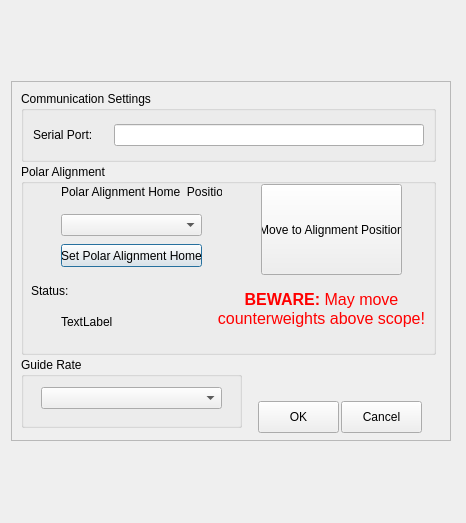
Qt form distribution/Skywatcher.ui (rpineau/SkyWatcher) before a commit.
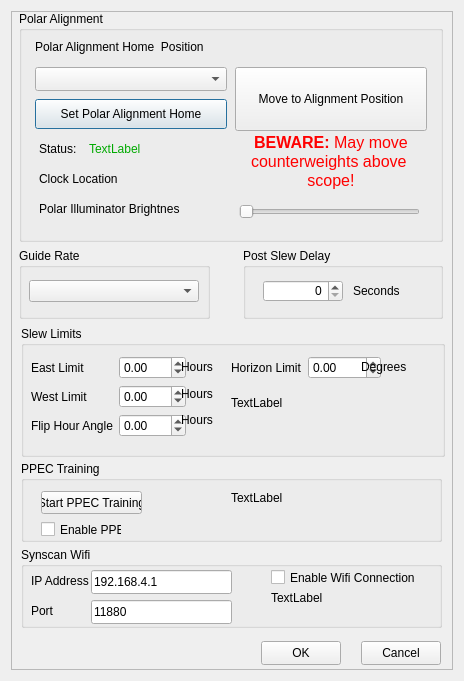
The same form after that commit. Custom widgets are drawn as their Qt base class.

The edit to the form file:
```diff
--- a/distribution/Skywatcher.ui
+++ b/distribution/Skywatcher.ui
@@ -2,19 +2,28 @@
 <ui version="4.0">
  <class>X2Mount</class>
  <widget class="QDialog" name="X2Mount">
+  <property name="enabled">
+   <bool>true</bool>
+  </property>
   <property name="geometry">
    <rect>
     <x>0</x>
     <y>0</y>
-    <width>466</width>
-    <height>523</height>
+    <width>464</width>
+    <height>681</height>
    </rect>
   </property>
-  <property name="sizePolicy">
-   <sizepolicy hsizetype="Fixed" vsizetype="Fixed">
-    <horstretch>0</horstretch>
-    <verstretch>0</verstretch>
-   </sizepolicy>
+  <property name="minimumSize">
+   <size>
+    <width>464</width>
+    <height>681</height>
+   </size>
+  </property>
+  <property name="maximumSize">
+   <size>
+    <width>464</width>
+    <height>681</height>
+   </size>
   </property>
   <property name="windowTitle">
    <string>Setup Skywatcher</string>
@@ -22,25 +31,22 @@
   <layout class="QVBoxLayout" name="verticalLayout_6">
    <item>
     <widget class="X2Form" name="X2Form">
-     <property name="enabled">
-      <bool>true</bool>
-     </property>
-     <property name="sizePolicy">
-      <sizepolicy hsizetype="Fixed" vsizetype="Fixed">
-       <horstretch>0</horstretch>
-       <verstretch>0</verstretch>
-      </sizepolicy>
-     </property>
      <property name="minimumSize">
       <size>
-       <width>440</width>
-       <height>360</height>
+       <width>1</width>
+       <height>1</height>
       </size>
      </property>
      <property name="maximumSize">
       <size>
-       <width>426</width>
-       <height>360</height>
+       <width>99999</width>
+       <height>99999</height>
+      </size>
+     </property>
+     <property name="sizeIncrement">
+      <size>
+       <width>1</width>
+       <height>1</height>
       </size>
      </property>
      <property name="frameShape">
@@ -49,74 +55,6 @@
      <property name="frameShadow">
       <enum>QFrame::Raised</enum>
      </property>
-     <widget class="QGroupBox" name="groupBox">
-      <property name="geometry">
-       <rect>
-        <x>10</x>
-        <y>10</y>
-        <width>415</width>
-        <height>71</height>
-       </rect>
-      </property>
-      <property name="sizePolicy">
-       <sizepolicy hsizetype="Preferred" vsizetype="Fixed">
-        <horstretch>0</horstretch>
-        <verstretch>0</verstretch>
-       </sizepolicy>
-      </property>
-      <property name="title">
-       <string>Communication Settings</string>
-      </property>
-      <layout class="QHBoxLayout" name="horizontalLayout">
-       <item>
-        <widget class="QLabel" name="label_8">
-         <property name="sizePolicy">
-          <sizepolicy hsizetype="Minimum" vsizetype="Preferred">
-           <horstretch>0</horstretch>
-           <verstretch>0</verstretch>
-          </sizepolicy>
-         </property>
-         <property name="minimumSize">
-          <size>
-           <width>75</width>
-           <height>0</height>
-          </size>
-         </property>
-         <property name="maximumSize">
-          <size>
-           <width>25</width>
-           <height>16777215</height>
-          </size>
-         </property>
-         <property name="text">
-          <string>Serial Port:</string>
-         </property>
-        </widget>
-       </item>
-       <item>
-        <widget class="QLineEdit" name="lineEdit">
-         <property name="toolTip">
-          <string>&lt;!DOCTYPE HTML PUBLIC &quot;-//W3C//DTD HTML 4.0//EN&quot; &quot;http://www.w3.org/TR/REC-html40/strict.dtd&quot;&gt;
-&lt;html&gt;&lt;head&gt;&lt;meta name=&quot;qrichtext&quot; content=&quot;1&quot; /&gt;&lt;style type=&quot;text/css&quot;&gt;
-p, li { white-space: pre-wrap; }
-&lt;/style&gt;&lt;/head&gt;&lt;body style=&quot; font-family:'MS Shell Dlg 2'; font-size:8.25pt; font-weight:400; font-style:normal;&quot;&gt;
-&lt;p style=&quot; margin-top:0px; margin-bottom:0px; margin-left:0px; margin-right:0px; -qt-block-indent:0; text-indent:0px;&quot;&gt;&lt;span style=&quot; font-size:8pt;&quot;&gt;Enter the name of the port. On Windows, this will be a COM port e.g. COM3. You can use&lt;/span&gt;&lt;/p&gt;
-&lt;p style=&quot; margin-top:0px; margin-bottom:0px; margin-left:0px; margin-right:0px; -qt-block-indent:0; text-indent:0px;&quot;&gt;&lt;span style=&quot; font-size:8pt;&quot;&gt; e.g. a Software Bisque mount com port chooser to find this out if you don't know, or the &lt;/span&gt;&lt;/p&gt;
-&lt;p style=&quot; margin-top:0px; margin-bottom:0px; margin-left:0px; margin-right:0px; -qt-block-indent:0; text-indent:0px;&quot;&gt;&lt;span style=&quot; font-size:8pt;&quot;&gt;EQMOD ascom driver (likely to be a better choice than this simplified version).&lt;/span&gt;&lt;/p&gt;
-&lt;p style=&quot;-qt-paragraph-type:empty; margin-top:0px; margin-bottom:0px; margin-left:0px; margin-right:0px; -qt-block-indent:0; text-indent:0px; font-size:8pt;&quot;&gt;&lt;/p&gt;
-&lt;p style=&quot; margin-top:0px; margin-bottom:0px; margin-left:0px; margin-right:0px; -qt-block-indent:0; text-indent:0px;&quot;&gt;&lt;span style=&quot; font-size:8pt;&quot;&gt;On the PI, enter the name of the port e.g. /dev/ttyusb0.&lt;/span&gt;&lt;/p&gt;
-&lt;p style=&quot;-qt-paragraph-type:empty; margin-top:0px; margin-bottom:0px; margin-left:0px; margin-right:0px; -qt-block-indent:0; text-indent:0px; font-size:8pt;&quot;&gt;&lt;/p&gt;
-&lt;p style=&quot; margin-top:0px; margin-bottom:0px; margin-left:0px; margin-right:0px; -qt-block-indent:0; text-indent:0px;&quot;&gt;&lt;span style=&quot; font-size:8pt;&quot;&gt;It is straightforward to map the USB connection to a more user friendly name - try this site for instructions:&lt;/span&gt;&lt;/p&gt;
-&lt;p style=&quot;-qt-paragraph-type:empty; margin-top:0px; margin-bottom:0px; margin-left:0px; margin-right:0px; -qt-block-indent:0; text-indent:0px; font-size:8pt;&quot;&gt;&lt;/p&gt;
-&lt;p style=&quot; margin-top:0px; margin-bottom:0px; margin-left:0px; margin-right:0px; -qt-block-indent:0; text-indent:0px;&quot;&gt;&lt;span style=&quot; font-size:8pt;&quot;&gt;http://indilib.org/support/tutorials/157-persistent-serial-port-mapping.html&lt;/span&gt;&lt;/p&gt;&lt;/body&gt;&lt;/html&gt;</string>
-         </property>
-         <property name="text">
-          <string/>
-         </property>
-        </widget>
-       </item>
-      </layout>
-     </widget>
      <widget class="QWidget" name="widget_5" native="true">
       <property name="geometry">
        <rect>
@@ -137,16 +75,16 @@
      <widget class="QGroupBox" name="groupBox_4">
       <property name="geometry">
        <rect>
-        <x>10</x>
-        <y>83</y>
-        <width>415</width>
-        <height>191</height>
+        <x>8</x>
+        <y>0</y>
+        <width>424</width>
+        <height>231</height>
        </rect>
       </property>
       <property name="maximumSize">
        <size>
-        <width>415</width>
-        <height>16777215</height>
+        <width>9999</width>
+        <height>9999</height>
        </size>
       </property>
       <property name="title">
@@ -155,10 +93,10 @@
       <widget class="QPushButton" name="pushButton">
        <property name="geometry">
         <rect>
-         <x>40</x>
-         <y>80</y>
-         <width>141</width>
-         <height>23</height>
+         <x>16</x>
+         <y>88</y>
+         <width>192</width>
+         <height>30</height>
         </rect>
        </property>
        <property name="toolTip">
@@ -177,10 +115,10 @@
       <widget class="QPushButton" name="pushButton_2">
        <property name="geometry">
         <rect>
-         <x>240</x>
-         <y>20</y>
-         <width>141</width>
-         <height>91</height>
+         <x>216</x>
+         <y>56</y>
+         <width>192</width>
+         <height>64</height>
         </rect>
        </property>
        <property name="toolTip">
@@ -194,10 +132,10 @@
       <widget class="QComboBox" name="comboBox">
        <property name="geometry">
         <rect>
-         <x>40</x>
-         <y>50</y>
-         <width>141</width>
-         <height>22</height>
+         <x>16</x>
+         <y>56</y>
+         <width>192</width>
+         <height>24</height>
         </rect>
        </property>
        <property name="toolTip">
@@ -207,10 +145,10 @@
       <widget class="QLabel" name="label">
        <property name="geometry">
         <rect>
-         <x>40</x>
-         <y>20</y>
-         <width>161</width>
-         <height>16</height>
+         <x>16</x>
+         <y>24</y>
+         <width>216</width>
+         <height>24</height>
         </rect>
        </property>
        <property name="text">
@@ -220,28 +158,29 @@
       <widget class="QLabel" name="label_2">
        <property name="geometry">
         <rect>
-         <x>190</x>
+         <x>224</x>
          <y>120</y>
-         <width>221</width>
-         <height>51</height>
+         <width>176</width>
+         <height>61</height>
         </rect>
        </property>
        <property name="text">
         <string>&lt;!DOCTYPE HTML PUBLIC &quot;-//W3C//DTD HTML 4.0//EN&quot; &quot;http://www.w3.org/TR/REC-html40/strict.dtd&quot;&gt;
 &lt;html&gt;&lt;head&gt;&lt;meta name=&quot;qrichtext&quot; content=&quot;1&quot; /&gt;&lt;style type=&quot;text/css&quot;&gt;
 p, li { white-space: pre-wrap; }
-&lt;/style&gt;&lt;/head&gt;&lt;body style=&quot; font-family:'MS Shell Dlg 2'; font-size:8.25pt; font-weight:400; font-style:normal;&quot;&gt;
+&lt;/style&gt;&lt;/head&gt;&lt;body style=&quot; font-family:'MS Shell Dlg 2'; font-size:8pt; font-weight:400; font-style:normal;&quot;&gt;
 &lt;p align=&quot;center&quot; style=&quot; margin-top:0px; margin-bottom:0px; margin-left:0px; margin-right:0px; -qt-block-indent:0; text-indent:0px;&quot;&gt;&lt;span style=&quot; font-size:12pt; font-weight:600; color:#ff0000;&quot;&gt;BEWARE:&lt;/span&gt;&lt;span style=&quot; font-size:12pt; color:#ff0000;&quot;&gt; May move&lt;/span&gt;&lt;/p&gt;
-&lt;p align=&quot;center&quot; style=&quot; margin-top:0px; margin-bottom:0px; margin-left:0px; margin-right:0px; -qt-block-indent:0; text-indent:0px;&quot;&gt;&lt;span style=&quot; font-size:12pt; color:#ff0000;&quot;&gt;counterweights above scope!&lt;/span&gt;&lt;/p&gt;&lt;/body&gt;&lt;/html&gt;</string>
+&lt;p align=&quot;center&quot; style=&quot; margin-top:0px; margin-bottom:0px; margin-left:0px; margin-right:0px; -qt-block-indent:0; text-indent:0px;&quot;&gt;&lt;span style=&quot; font-size:12pt; color:#ff0000;&quot;&gt;counterweights above &lt;/span&gt;&lt;/p&gt;
+&lt;p align=&quot;center&quot; style=&quot; margin-top:0px; margin-bottom:0px; margin-left:0px; margin-right:0px; -qt-block-indent:0; text-indent:0px;&quot;&gt;&lt;span style=&quot; font-size:12pt; color:#ff0000;&quot;&gt;scope!&lt;/span&gt;&lt;/p&gt;&lt;/body&gt;&lt;/html&gt;</string>
        </property>
       </widget>
       <widget class="QLabel" name="label_3">
        <property name="geometry">
         <rect>
-         <x>10</x>
-         <y>120</y>
-         <width>47</width>
-         <height>13</height>
+         <x>20</x>
+         <y>130</y>
+         <width>48</width>
+         <height>16</height>
         </rect>
        </property>
        <property name="text">
@@ -251,24 +190,69 @@
       <widget class="QLabel" name="label_4">
        <property name="geometry">
         <rect>
-         <x>40</x>
-         <y>150</y>
+         <x>70</x>
+         <y>130</y>
+         <width>131</width>
+         <height>16</height>
+        </rect>
+       </property>
+       <property name="text">
+        <string>&lt;html&gt;&lt;head/&gt;&lt;body&gt;&lt;p&gt;&lt;span style=&quot; color:#00aa00;&quot;&gt;TextLabel&lt;/span&gt;&lt;/p&gt;&lt;/body&gt;&lt;/html&gt;</string>
+       </property>
+      </widget>
+      <widget class="QSlider" name="horizontalSlider">
+       <property name="geometry">
+        <rect>
+         <x>220</x>
+         <y>190</y>
+         <width>181</width>
+         <height>22</height>
+        </rect>
+       </property>
+       <property name="toolTip">
+        <string>Controls brightness of Polar Illuminator LED</string>
+       </property>
+       <property name="maximum">
+        <number>255</number>
+       </property>
+       <property name="orientation">
+        <enum>Qt::Orientation::Horizontal</enum>
+       </property>
+      </widget>
+      <widget class="QLabel" name="label_5">
+       <property name="geometry">
+        <rect>
+         <x>20</x>
+         <y>190</y>
          <width>141</width>
          <height>16</height>
         </rect>
        </property>
        <property name="text">
-        <string>TextLabel</string>
+        <string>Polar Illuminator Brightness</string>
+       </property>
+      </widget>
+      <widget class="QLabel" name="label_17">
+       <property name="geometry">
+        <rect>
+         <x>20</x>
+         <y>160</y>
+         <width>181</width>
+         <height>16</height>
+        </rect>
+       </property>
+       <property name="text">
+        <string>Clock Location</string>
        </property>
       </widget>
      </widget>
      <widget class="QPushButton" name="pushButtonOK">
       <property name="geometry">
        <rect>
-        <x>247</x>
-        <y>320</y>
-        <width>81</width>
-        <height>32</height>
+        <x>250</x>
+        <y>630</y>
+        <width>80</width>
+        <height>24</height>
        </rect>
       </property>
       <property name="text">
@@ -278,22 +262,294 @@
      <widget class="QPushButton" name="pushButtonCancel">
       <property name="geometry">
        <rect>
-        <x>330</x>
-        <y>320</y>
-        <width>81</width>
-        <height>32</height>
+        <x>350</x>
+        <y>630</y>
+        <width>80</width>
+        <height>24</height>
        </rect>
       </property>
       <property name="text">
        <string>Cancel</string>
       </property>
      </widget>
-     <widget class="QGroupBox" name="groupBox_2">
+     <widget class="QGroupBox" name="groupBox_5">
       <property name="geometry">
        <rect>
         <x>10</x>
-        <y>276</y>
-        <width>221</width>
+        <y>315</y>
+        <width>424</width>
+        <height>131</height>
+       </rect>
+      </property>
+      <property name="maximumSize">
+       <size>
+        <width>9999</width>
+        <height>9999</height>
+       </size>
+      </property>
+      <property name="title">
+       <string>Slew Limits</string>
+      </property>
+      <widget class="QWidget" name="formLayoutWidget">
+       <property name="geometry">
+        <rect>
+         <x>10</x>
+         <y>30</y>
+         <width>155</width>
+         <height>93</height>
+        </rect>
+       </property>
+       <layout class="QFormLayout" name="formLayout">
+        <item row="0" column="0">
+         <widget class="QLabel" name="label_7">
+          <property name="toolTip">
+           <string>&lt;html&gt;&lt;head/&gt;&lt;body&gt;&lt;p&gt;Sets limit of mount slewing when the OTA is east of the meridian. If negative, indicates that the mount can go slightly into the weights up position.&lt;/p&gt;&lt;p&gt;&lt;br/&gt;&lt;/p&gt;&lt;/body&gt;&lt;/html&gt;</string>
+          </property>
+          <property name="text">
+           <string>East Limit</string>
+          </property>
+         </widget>
+        </item>
+        <item row="0" column="1">
+         <widget class="QDoubleSpinBox" name="doubleSpinBox">
+          <property name="toolTip">
+           <string>&lt;html&gt;&lt;head/&gt;&lt;body&gt;&lt;p&gt;Sets limit of mount slewing when the OTA is east of the meridian. If negative, indicates that the mount can go slightly into the weights up position.&lt;/p&gt;&lt;p&gt;&lt;br/&gt;&lt;/p&gt;&lt;/body&gt;&lt;/html&gt;</string>
+          </property>
+          <property name="minimum">
+           <double>-2.000000000000000</double>
+          </property>
+          <property name="maximum">
+           <double>2.000000000000000</double>
+          </property>
+          <property name="singleStep">
+           <double>0.100000000000000</double>
+          </property>
+         </widget>
+        </item>
+        <item row="1" column="0">
+         <widget class="QLabel" name="label_6">
+          <property name="toolTip">
+           <string>&lt;html&gt;&lt;head/&gt;&lt;body&gt;&lt;p&gt;Sets limit of mount slewing when the OTA is west of the meridian - how far can the mount track beyond the merdian. If positive, indicates that the mount can go slightly into the weights up position. The West Limit must be greater than or equal to the East Limit.&lt;/p&gt;&lt;p&gt;&lt;br/&gt;&lt;/p&gt;&lt;/body&gt;&lt;/html&gt;</string>
+          </property>
+          <property name="text">
+           <string>West Limit</string>
+          </property>
+         </widget>
+        </item>
+        <item row="1" column="1">
+         <widget class="QDoubleSpinBox" name="doubleSpinBox_2">
+          <property name="toolTip">
+           <string>&lt;html&gt;&lt;head/&gt;&lt;body&gt;&lt;p&gt;Sets limit of mount slewing when the OTA is west of the meridian - how far can the mount track beyond the merdian. If positive, indicates that the mount can go slightly into the weights up position. The West Limit must be greater than or equal to the East Limit.&lt;/p&gt;&lt;/body&gt;&lt;/html&gt;</string>
+          </property>
+          <property name="minimum">
+           <double>-2.000000000000000</double>
+          </property>
+          <property name="maximum">
+           <double>2.000000000000000</double>
+          </property>
+          <property name="singleStep">
+           <double>0.100000000000000</double>
+          </property>
+         </widget>
+        </item>
+        <item row="2" column="0">
+         <widget class="QLabel" name="label_8">
+          <property name="toolTip">
+           <string>&lt;html&gt;&lt;head/&gt;&lt;body&gt;&lt;p&gt;When does the mount peform a flip if asked to slew near the merdian? Usually set to be the same as the eastern limit, and must be between the eastern and western limits.&lt;/p&gt;&lt;/body&gt;&lt;/html&gt;</string>
+          </property>
+          <property name="text">
+           <string>Flip Hour Angle</string>
+          </property>
+         </widget>
+        </item>
+        <item row="2" column="1">
+         <widget class="QDoubleSpinBox" name="doubleSpinBox_3">
+          <property name="toolTip">
+           <string>&lt;html&gt;&lt;head/&gt;&lt;body&gt;&lt;p&gt;When does the mount peform a flip if asked to slew near the merdian? Usually set to be the same as the eastern limit, and must be between the eastern and western limits.&lt;/p&gt;&lt;/body&gt;&lt;/html&gt;</string>
+          </property>
+          <property name="minimum">
+           <double>-2.000000000000000</double>
+          </property>
+          <property name="maximum">
+           <double>2.000000000000000</double>
+          </property>
+          <property name="singleStep">
+           <double>0.100000000000000</double>
+          </property>
+         </widget>
+        </item>
+       </layout>
+      </widget>
+      <widget class="QLabel" name="label_9">
+       <property name="geometry">
+        <rect>
+         <x>160</x>
+         <y>31</y>
+         <width>64</width>
+         <height>20</height>
+        </rect>
+       </property>
+       <property name="toolTip">
+        <string>&lt;html&gt;&lt;head/&gt;&lt;body&gt;&lt;p&gt;&lt;br/&gt;&lt;/p&gt;&lt;p&gt;&lt;br/&gt;&lt;/p&gt;&lt;/body&gt;&lt;/html&gt;</string>
+       </property>
+       <property name="text">
+        <string>Hours</string>
+       </property>
+      </widget>
+      <widget class="QWidget" name="formLayoutWidget_2">
+       <property name="geometry">
+        <rect>
+         <x>210</x>
+         <y>30</y>
+         <width>150</width>
+         <height>32</height>
+        </rect>
+       </property>
+       <layout class="QFormLayout" name="formLayout_2">
+        <item row="0" column="0">
+         <widget class="QLabel" name="label_10">
+          <property name="toolTip">
+           <string>&lt;html&gt;&lt;head/&gt;&lt;body&gt;&lt;p&gt;Sets tracking limit for horizon - stops tracking when the scope is this far above the horizon and setting.&lt;br/&gt;&lt;/p&gt;&lt;/body&gt;&lt;/html&gt;</string>
+          </property>
+          <property name="text">
+           <string>Horizon Limit</string>
+          </property>
+         </widget>
+        </item>
+        <item row="0" column="1">
+         <widget class="QDoubleSpinBox" name="doubleSpinBox_4">
+          <property name="toolTip">
+           <string>&lt;html&gt;&lt;head/&gt;&lt;body&gt;&lt;p&gt;Sets tracking limit for horizon - stops tracking when the scope is this far above the horizon and setting.&lt;br/&gt;&lt;/p&gt;&lt;/body&gt;&lt;/html&gt;</string>
+          </property>
+          <property name="minimum">
+           <double>-90.000000000000000</double>
+          </property>
+          <property name="maximum">
+           <double>90.000000000000000</double>
+          </property>
+          <property name="singleStep">
+           <double>5.000000000000000</double>
+          </property>
+         </widget>
+        </item>
+       </layout>
+      </widget>
+      <widget class="QLabel" name="label_11">
+       <property name="geometry">
+        <rect>
+         <x>340</x>
+         <y>30</y>
+         <width>64</width>
+         <height>21</height>
+        </rect>
+       </property>
+       <property name="toolTip">
+        <string>&lt;html&gt;&lt;head/&gt;&lt;body&gt;&lt;p&gt;&lt;br/&gt;&lt;/p&gt;&lt;p&gt;&lt;br/&gt;&lt;/p&gt;&lt;/body&gt;&lt;/html&gt;</string>
+       </property>
+       <property name="text">
+        <string>Degrees</string>
+       </property>
+      </widget>
+      <widget class="QLabel" name="label_14">
+       <property name="geometry">
+        <rect>
+         <x>160</x>
+         <y>57</y>
+         <width>64</width>
+         <height>21</height>
+        </rect>
+       </property>
+       <property name="toolTip">
+        <string>&lt;html&gt;&lt;head/&gt;&lt;body&gt;&lt;p&gt;&lt;br/&gt;&lt;/p&gt;&lt;p&gt;&lt;br/&gt;&lt;/p&gt;&lt;/body&gt;&lt;/html&gt;</string>
+       </property>
+       <property name="text">
+        <string>Hours</string>
+       </property>
+      </widget>
+      <widget class="QLabel" name="label_15">
+       <property name="geometry">
+        <rect>
+         <x>160</x>
+         <y>83</y>
+         <width>64</width>
+         <height>21</height>
+        </rect>
+       </property>
+       <property name="toolTip">
+        <string>&lt;html&gt;&lt;head/&gt;&lt;body&gt;&lt;p&gt;&lt;br/&gt;&lt;/p&gt;&lt;p&gt;&lt;br/&gt;&lt;/p&gt;&lt;/body&gt;&lt;/html&gt;</string>
+       </property>
+       <property name="text">
+        <string>Hours</string>
+       </property>
+      </widget>
+      <widget class="QLabel" name="label_12">
+       <property name="geometry">
+        <rect>
+         <x>210</x>
+         <y>70</y>
+         <width>201</width>
+         <height>51</height>
+        </rect>
+       </property>
+       <property name="text">
+        <string>TextLabel</string>
+       </property>
+       <property name="alignment">
+        <set>Qt::AlignmentFlag::AlignLeading|Qt::AlignmentFlag::AlignLeft|Qt::AlignmentFlag::AlignTop</set>
+       </property>
+       <property name="wordWrap">
+        <bool>true</bool>
+       </property>
+      </widget>
+     </widget>
+     <widget class="QGroupBox" name="groupBox_6">
+      <property name="geometry">
+       <rect>
+        <x>232</x>
+        <y>237</y>
+        <width>200</width>
+        <height>71</height>
+       </rect>
+      </property>
+      <property name="title">
+       <string>Post Slew Delay</string>
+      </property>
+      <widget class="QSpinBox" name="spinBox">
+       <property name="geometry">
+        <rect>
+         <x>20</x>
+         <y>32</y>
+         <width>80</width>
+         <height>22</height>
+        </rect>
+       </property>
+       <property name="alignment">
+        <set>Qt::AlignmentFlag::AlignRight|Qt::AlignmentFlag::AlignTrailing|Qt::AlignmentFlag::AlignVCenter</set>
+       </property>
+       <property name="maximum">
+        <number>3600</number>
+       </property>
+      </widget>
+      <widget class="QLabel" name="label_13">
+       <property name="geometry">
+        <rect>
+         <x>110</x>
+         <y>32</y>
+         <width>60</width>
+         <height>22</height>
+        </rect>
+       </property>
+       <property name="text">
+        <string>Seconds</string>
+       </property>
+      </widget>
+     </widget>
+     <widget class="QGroupBox" name="groupBox_7">
+      <property name="geometry">
+       <rect>
+        <x>8</x>
+        <y>237</y>
+        <width>191</width>
         <height>71</height>
        </rect>
       </property>
@@ -303,21 +559,205 @@
       <widget class="QComboBox" name="comboBox_2">
        <property name="geometry">
         <rect>
-         <x>20</x>
-         <y>30</y>
-         <width>181</width>
+         <x>10</x>
+         <y>32</y>
+         <width>170</width>
          <height>22</height>
         </rect>
        </property>
       </widget>
      </widget>
-     <zorder>groupBox</zorder>
-     <zorder>widget_5</zorder>
-     <zorder>groupBox_4</zorder>
-     <zorder>pushButtonOK</zorder>
-     <zorder>pushButtonCancel</zorder>
-     <zorder>label_2</zorder>
-     <zorder>groupBox_2</zorder>
+     <widget class="QGroupBox" name="groupBox">
+      <property name="geometry">
+       <rect>
+        <x>10</x>
+        <y>450</y>
+        <width>421</width>
+        <height>81</height>
+       </rect>
+      </property>
+      <property name="title">
+       <string>PPEC Training</string>
+      </property>
+      <widget class="QCheckBox" name="checkBox">
+       <property name="geometry">
+        <rect>
+         <x>20</x>
+         <y>60</y>
+         <width>81</width>
+         <height>17</height>
+        </rect>
+       </property>
+       <property name="toolTip">
+        <string>&lt;html&gt;&lt;head/&gt;&lt;body&gt;&lt;p&gt;If PPEC data is stored in the mount, PPEC is enabled by default. It can be disabled manually here if required.&lt;/p&gt;&lt;/body&gt;&lt;/html&gt;</string>
+       </property>
+       <property name="text">
+        <string>Enable PPEC</string>
+       </property>
+       <property name="tristate">
+        <bool>false</bool>
+       </property>
+      </widget>
+      <widget class="QPushButton" name="pushButton_3">
+       <property name="geometry">
+        <rect>
+         <x>20</x>
+         <y>30</y>
+         <width>101</width>
+         <height>23</height>
+        </rect>
+       </property>
+       <property name="toolTip">
+        <string>&lt;html&gt;&lt;head/&gt;&lt;body&gt;&lt;p&gt;Start PPEC training. Can take up to 20 minutes depending on the mount.&lt;span style=&quot; color:#aa0000;&quot;&gt; Ensure autoguiding is turned&lt;/span&gt; on before traing.&lt;/p&gt;&lt;/body&gt;&lt;/html&gt;</string>
+       </property>
+       <property name="text">
+        <string>Start PPEC Training</string>
+       </property>
+      </widget>
+      <widget class="QLabel" name="label_16">
+       <property name="geometry">
+        <rect>
+         <x>210</x>
+         <y>30</y>
+         <width>201</width>
+         <height>41</height>
+        </rect>
+       </property>
+       <property name="text">
+        <string>TextLabel</string>
+       </property>
+       <property name="alignment">
+        <set>Qt::AlignmentFlag::AlignLeading|Qt::AlignmentFlag::AlignLeft|Qt::AlignmentFlag::AlignTop</set>
+       </property>
+       <property name="wordWrap">
+        <bool>true</bool>
+       </property>
+      </widget>
+     </widget>
+     <widget class="QGroupBox" name="groupBox_2">
+      <property name="geometry">
+       <rect>
+        <x>10</x>
+        <y>536</y>
+        <width>421</width>
+        <height>81</height>
+       </rect>
+      </property>
+      <property name="title">
+       <string>Synscan Wifi </string>
+      </property>
+      <widget class="QLabel" name="label_18">
+       <property name="geometry">
+        <rect>
+         <x>10</x>
+         <y>27</y>
+         <width>71</width>
+         <height>20</height>
+        </rect>
+       </property>
+       <property name="text">
+        <string>IP Address</string>
+       </property>
+       <property name="alignment">
+        <set>Qt::AlignmentFlag::AlignLeading|Qt::AlignmentFlag::AlignLeft|Qt::AlignmentFlag::AlignTop</set>
+       </property>
+       <property name="wordWrap">
+        <bool>true</bool>
+       </property>
+      </widget>
+      <widget class="QLineEdit" name="lineEdit">
+       <property name="geometry">
+        <rect>
+         <x>70</x>
+         <y>23</y>
+         <width>141</width>
+         <height>24</height>
+        </rect>
+       </property>
+       <property name="toolTip">
+        <string>&lt;html&gt;&lt;head/&gt;&lt;body&gt;&lt;p&gt;Enter IP address of synscan wifi dongle&lt;/p&gt;&lt;/body&gt;&lt;/html&gt;</string>
+       </property>
+       <property name="inputMethodHints">
+        <set>Qt::InputMethodHint::ImhNone</set>
+       </property>
+       <property name="text">
+        <string>192.168.4.1</string>
+       </property>
+      </widget>
+      <widget class="QLineEdit" name="lineEdit_2">
+       <property name="geometry">
+        <rect>
+         <x>70</x>
+         <y>53</y>
+         <width>141</width>
+         <height>24</height>
+        </rect>
+       </property>
+       <property name="toolTip">
+        <string>&lt;html&gt;&lt;head/&gt;&lt;body&gt;&lt;p&gt;Enter port for Synscan dongle&lt;/p&gt;&lt;/body&gt;&lt;/html&gt;</string>
+       </property>
+       <property name="inputMethodHints">
+        <set>Qt::InputMethodHint::ImhDigitsOnly</set>
+       </property>
+       <property name="text">
+        <string>11880</string>
+       </property>
+      </widget>
+      <widget class="QLabel" name="label_19">
+       <property name="geometry">
+        <rect>
+         <x>10</x>
+         <y>57</y>
+         <width>71</width>
+         <height>20</height>
+        </rect>
+       </property>
+       <property name="text">
+        <string>Port</string>
+       </property>
+       <property name="alignment">
+        <set>Qt::AlignmentFlag::AlignLeading|Qt::AlignmentFlag::AlignLeft|Qt::AlignmentFlag::AlignTop</set>
+       </property>
+       <property name="wordWrap">
+        <bool>true</bool>
+       </property>
+      </widget>
+      <widget class="QCheckBox" name="checkBox_2">
+       <property name="geometry">
+        <rect>
+         <x>250</x>
+         <y>20</y>
+         <width>161</width>
+         <height>21</height>
+        </rect>
+       </property>
+       <property name="toolTip">
+        <string>&lt;html&gt;&lt;head/&gt;&lt;body&gt;&lt;p&gt;Check box to connect over wifi&lt;/p&gt;&lt;/body&gt;&lt;/html&gt;</string>
+       </property>
+       <property name="text">
+        <string>Enable Wifi Connection</string>
+       </property>
+      </widget>
+      <widget class="QLabel" name="label_20">
+       <property name="geometry">
+        <rect>
+         <x>250</x>
+         <y>44</y>
+         <width>161</width>
+         <height>31</height>
+        </rect>
+       </property>
+       <property name="text">
+        <string>TextLabel</string>
+       </property>
+       <property name="alignment">
+        <set>Qt::AlignmentFlag::AlignLeading|Qt::AlignmentFlag::AlignLeft|Qt::AlignmentFlag::AlignTop</set>
+       </property>
+       <property name="wordWrap">
+        <bool>true</bool>
+       </property>
+      </widget>
+     </widget>
     </widget>
    </item>
   </layout>
```
Left out of the diff: 9 changed lines with no effect on the pictures.
